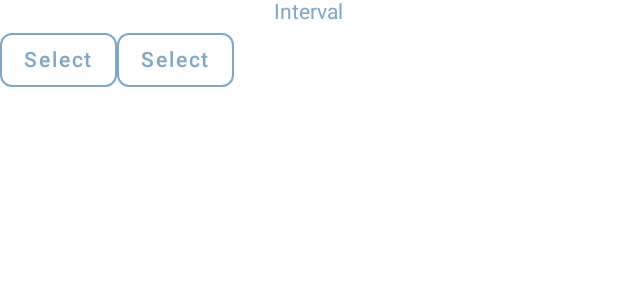
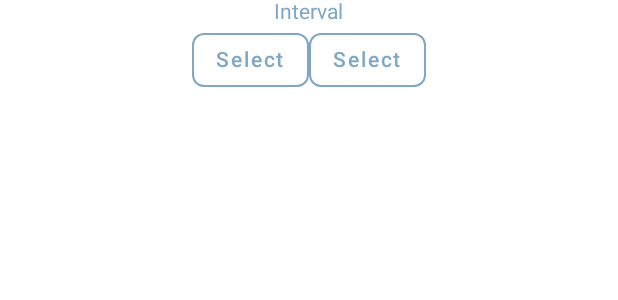
Before and after one commit to CzinkeM/android-apod-viewer, an Android app built with Jetpack Compose: the @Preview function dateRangePickerWidget, on a phone screen of 412 x 824 dp. Shown: the top 300 px of the screen. Run offline under Robolectric (Android 15) with nearby library versions, the phone set to English and light mode, and no system bars; our stand-ins replace livedata-compose; network calls fail.

Commit message:
Added arrangement to datePicker buttons.

```diff
--- a/app/src/main/java/hu/mczinke/nasa_apod_viewer/ui/components/SearchScreen.kt
+++ b/app/src/main/java/hu/mczinke/nasa_apod_viewer/ui/components/SearchScreen.kt
@@ -95,12 +95,13 @@ fun dateRangePickerWidget(): DateFilter {
         Row(
             modifier = Modifier
                 .fillMaxWidth()
-                .fillMaxHeight()
+                .fillMaxHeight(),
+            horizontalArrangement = Arrangement.Center
         ) {
             startDate.value = datePicker(
                 modifier = Modifier
                     .weight(1f),
-                maxDateBounds = endDate.value
+                maxDateBounds = endDate.value,
             )
             endDate.value = datePicker(
                 modifier = Modifier
```
